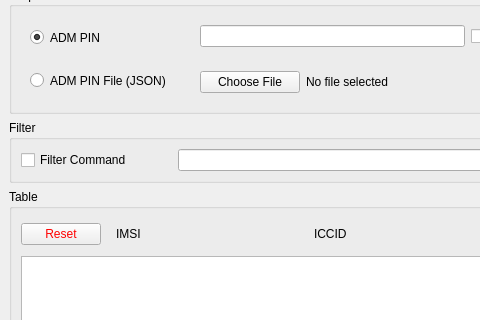
Before: the Qt Designer form src/sim_csv_gui/UI/ui_mainwindow.ui in andrew-ma/sim_csv_gui, drawn with Qt 5; both pictures show x 0 to 480 and y 91 to 411 of the 608 by 743 pixel window.
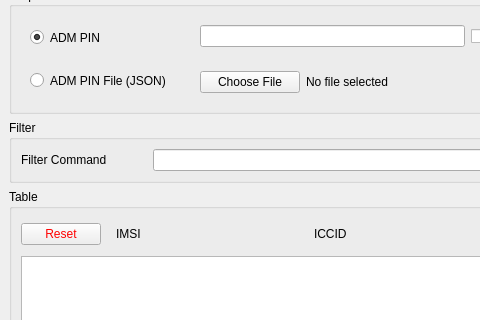
After: the same form once the commit is applied. Icons and pictures are not drawn.

Commit message: Change filter checkbox to a label

Patch:
```diff
--- a/src/sim_csv_gui/UI/ui_mainwindow.ui
+++ b/src/sim_csv_gui/UI/ui_mainwindow.ui
@@ -331,21 +331,13 @@
       </property>
       <layout class="QHBoxLayout" name="horizontalLayout_3">
        <item>
-        <widget class="QCheckBox" name="filterCheckbox">
+        <widget class="QLabel" name="filterLabel">
          <property name="sizePolicy">
           <sizepolicy hsizetype="Fixed" vsizetype="Fixed">
            <horstretch>0</horstretch>
            <verstretch>0</verstretch>
           </sizepolicy>
          </property>
-         <property name="font">
-          <font>
-           <pointsize>9</pointsize>
-          </font>
-         </property>
-         <property name="cursor">
-          <cursorShape>ArrowCursor</cursorShape>
-         </property>
          <property name="text">
           <string>Filter Command</string>
          </property>
```
The commit also changes 3 other files.
